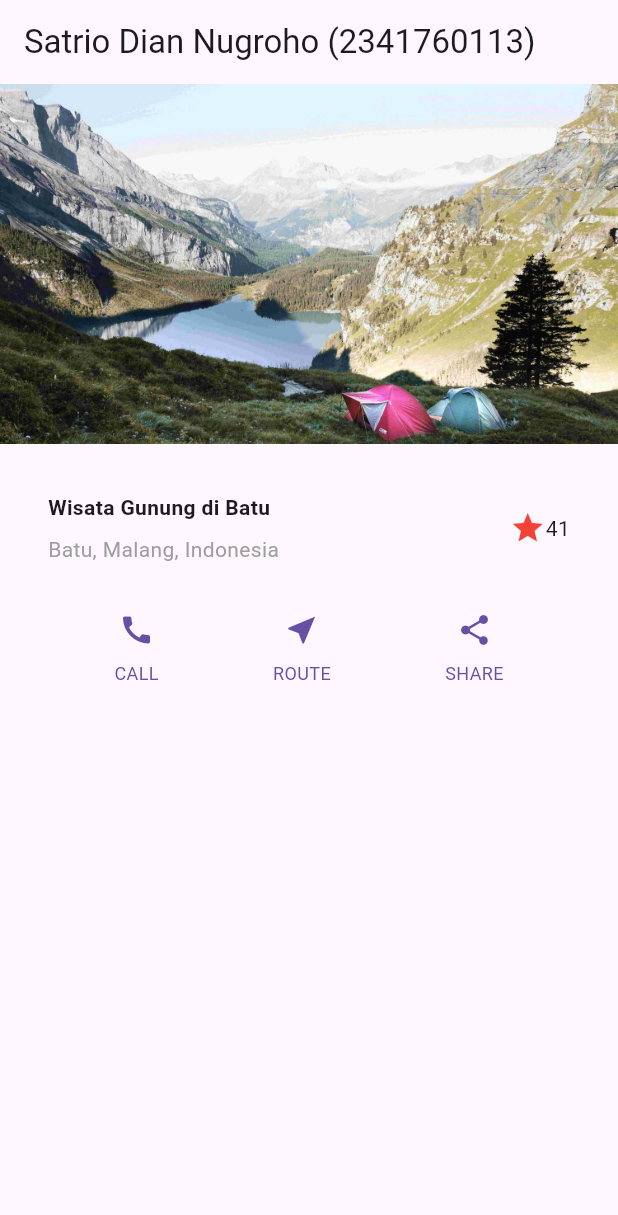
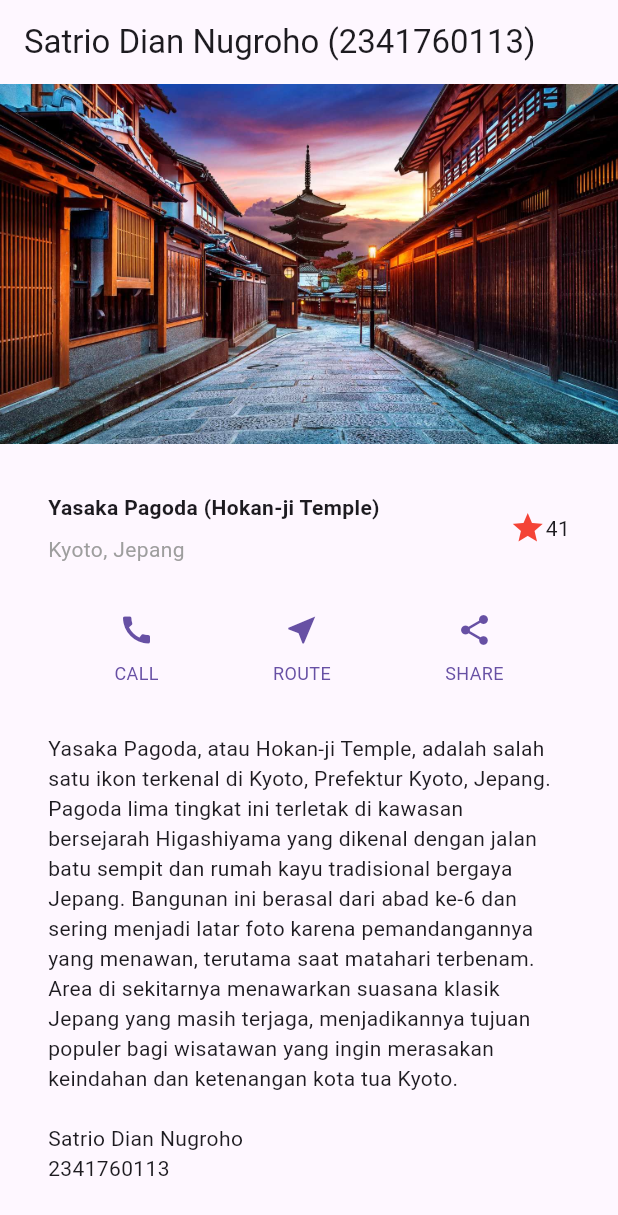
Before and after one commit to SATRIODIANNUGROHO/flutter-fundamental-part2, a Flutter app: the screen it shows after launch, on a phone screen of 412 x 824 dp. Shown: the top 1215 px of the screen. Run offline on Flutter 3.47's test engine with Material 3 defaults, Android fonts, the phone set to English and light mode, and no system bars.

Commit message:
Add textSection with padded text and softWrap enabled for responsive line breaks.

```diff
--- a/lib/main.dart
+++ b/lib/main.dart
@@ -18,14 +18,14 @@ class MyApp extends StatelessWidget {
                 Container(
                   padding: const EdgeInsets.only(bottom: 8),
                   child: const Text(
-                    'Wisata Gunung di Batu',
+                    'Yasaka Pagoda (Hokan-ji Temple)',
                     style: TextStyle(
                       fontWeight: FontWeight.bold,
                     ),
                   ),
                 ),
                 Text(
-                  'Batu, Malang, Indonesia',
+                  'Kyoto, Jepang',
                   style: TextStyle(
                     color: Colors.grey[500],
                   ),
@@ -53,6 +53,28 @@ class MyApp extends StatelessWidget {
       ],
     );
 
+    Widget textSection = Container(
+      padding: const EdgeInsets.all(32),
+      child: const Text(
+        'Yasaka Pagoda, atau Hokan-ji Temple, adalah salah '
+        'satu ikon terkenal di Kyoto, Prefektur Kyoto, '
+        'Jepang. Pagoda lima tingkat ini terletak di '
+        'kawasan bersejarah Higashiyama yang dikenal '
+        'dengan jalan batu sempit dan rumah kayu '
+        'tradisional bergaya Jepang. Bangunan ini berasal '
+        'dari abad ke-6 dan sering menjadi latar foto '
+        'karena pemandangannya yang menawan, '
+        'terutama saat matahari terbenam. Area di '
+        'sekitarnya menawarkan suasana klasik Jepang '
+        'yang masih terjaga, menjadikannya tujuan '
+        'populer bagi wisatawan yang ingin merasakan '
+        'keindahan dan ketenangan kota tua Kyoto.\n\n'
+        'Satrio Dian Nugroho\n'
+        '2341760113',
+        softWrap: true,
+      ),
+    );
+
     return MaterialApp(
       title: 'Flutter layout: Nama dan NIM Anda',
       home: Scaffold(
@@ -62,13 +84,14 @@ class MyApp extends StatelessWidget {
         body: ListView(
           children: [
             Image.asset(
-              'assets/images/lake.jpg',
+              'assets/images/kyoto.jpg',
               width: 600,
               height: 240,
               fit: BoxFit.cover,
             ),
             titleSection,
             buttonSection,
+            textSection,
           ],
         ),
       ),
--- a/pubspec.yaml
+++ b/pubspec.yaml
@@ -63,6 +63,7 @@ flutter:
   #   - images/a_dot_ham.jpeg
   assets:
     - assets/images/lake.jpg
+    - assets/images/kyoto.jpg
 
   # An image asset can refer to one or more resolution-specific "variants", see
   # https://flutter.dev/to/resolution-aware-images
```
Also changed, not shown: assets/images/kyoto.jpg (added), images/4.jpg (added), 1 other file.
